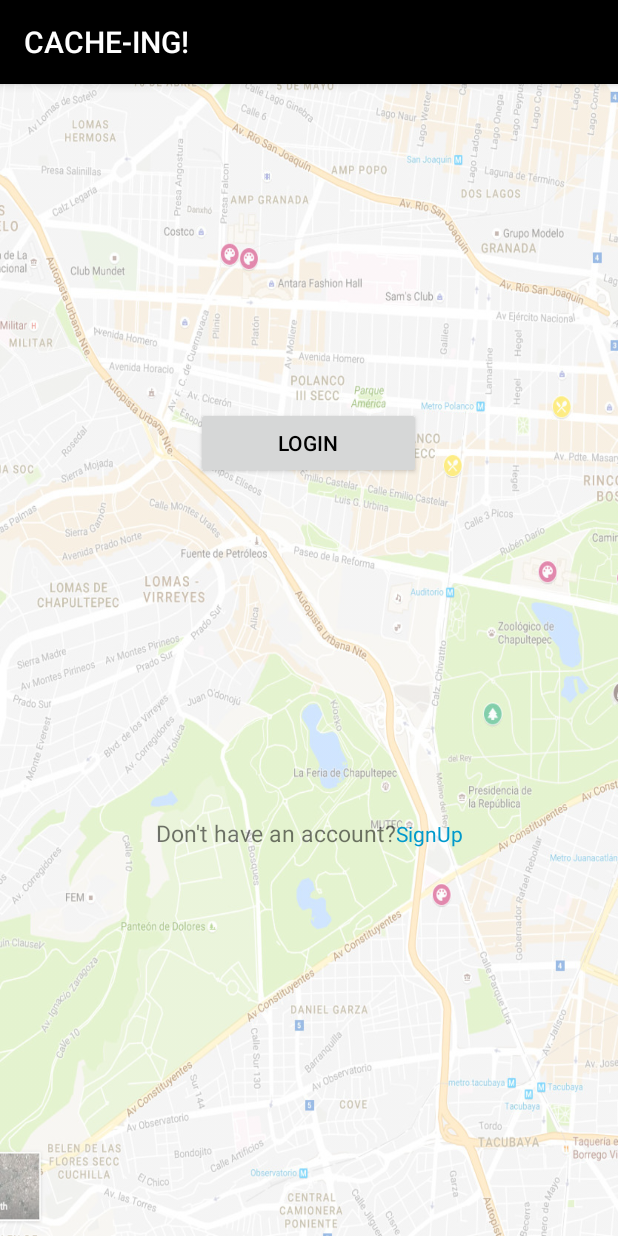
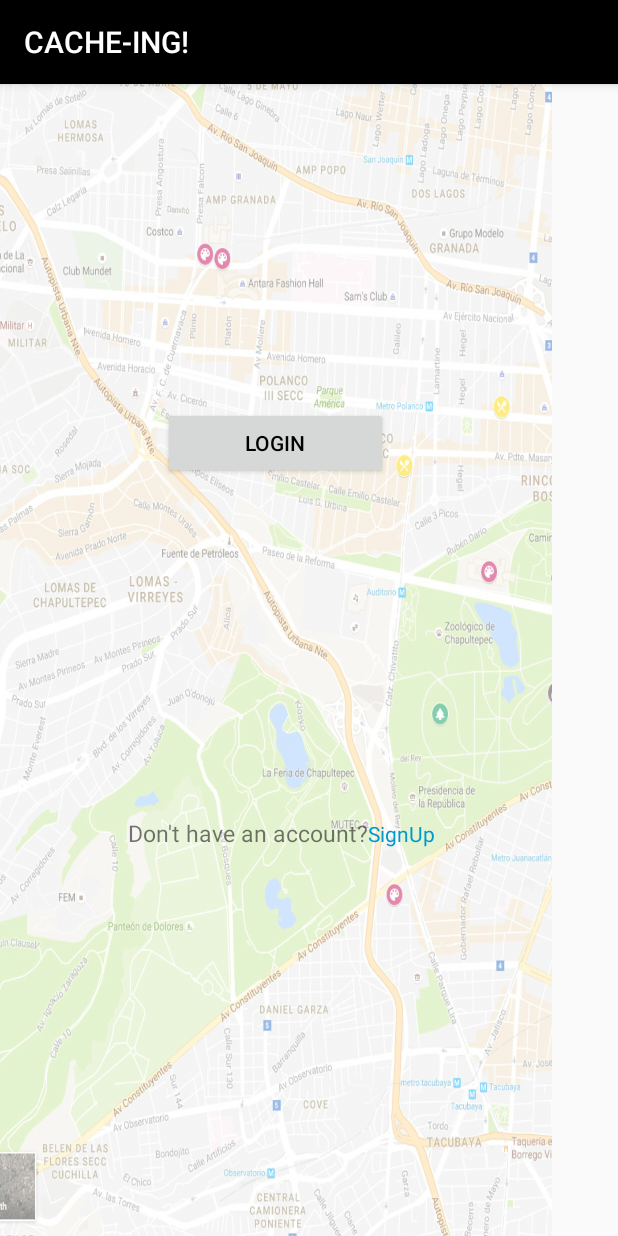
Before and after one commit to tarriola/CACHE-ING_App, an Android app: the screen it shows after launch (MainActivity), on a phone screen of 412 x 824 dp. Run offline under Robolectric (Android 15) with nearby library versions, the phone set to English and light mode, and no system bars.

Commit message:
activity main

```diff
--- a/app/src/main/res/layout/activity_main.xml
+++ b/app/src/main/res/layout/activity_main.xml
@@ -9,6 +9,8 @@
 
     <FrameLayout
         android:id="@+id/fragment_container"
-        android:layout_width="match_parent"
-        android:layout_height="wrap_content"></FrameLayout>
+        android:layout_width="368dp"
+        android:layout_height="wrap_content">
+
+    </FrameLayout>
 </android.support.constraint.ConstraintLayout>
```
